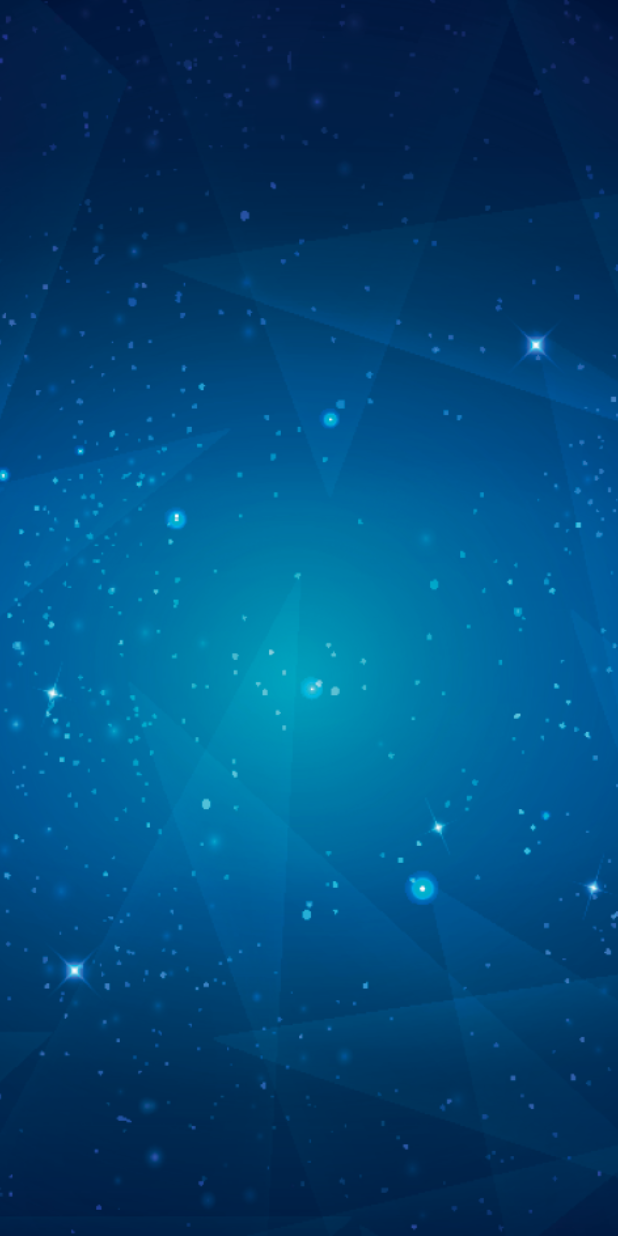
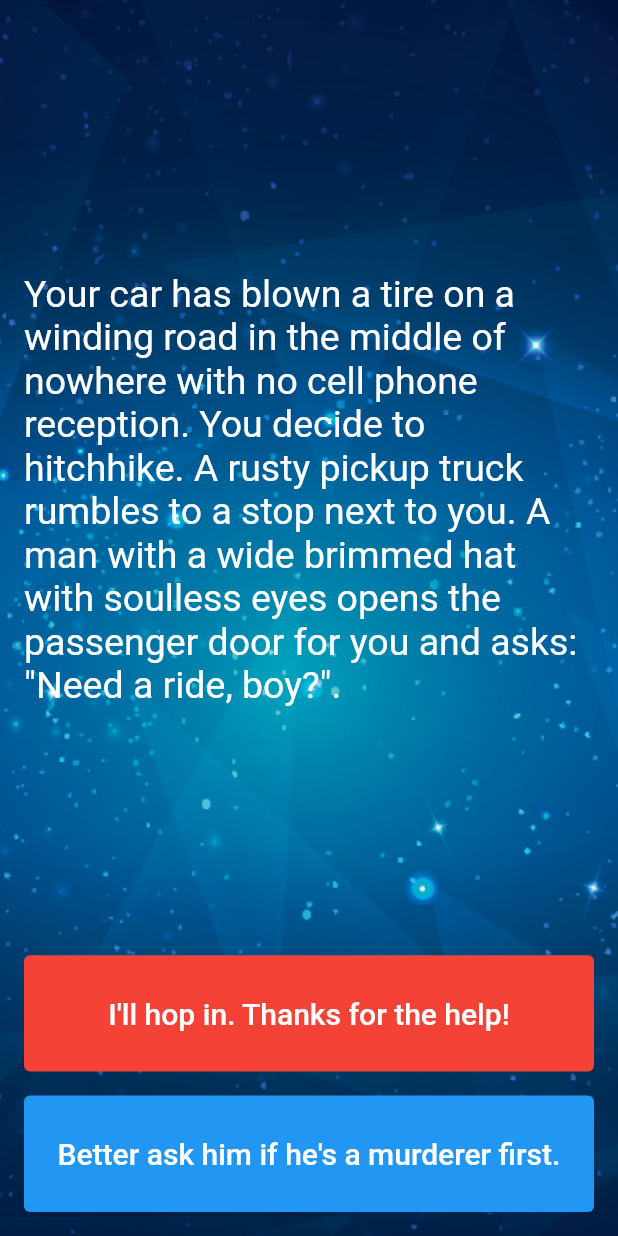
Before and after one commit to Anik7303/flutter-course, a Flutter app: the screen it shows after launch, on a phone screen of 412 x 824 dp. Run offline on Flutter 3.47's test engine with Material 2 defaults, Android fonts, the phone set to English and light mode, and no system bars.

Commit message:
finished project - destini

```diff
--- a/lib/main.dart
+++ b/lib/main.dart
@@ -1,4 +1,6 @@
 import 'package:flutter/material.dart';
+
+import 'story_brain.dart';
 
 void main() => runApp(DestiniApp());
 
@@ -20,11 +22,77 @@ class StoryPage extends StatefulWidget {
 }
 
 class _StoryPageState extends State<StoryPage> {
+  StoryBrain _storyBrain = StoryBrain();
+
+  Widget getChoiceButton({
+    String choice,
+    Color backgroundColor,
+    Function onPress,
+  }) {
+    return Expanded(
+      child: TextButton(
+        child: Text(
+          choice,
+          style: TextStyle(
+            fontSize: 20.0,
+            color: Colors.white,
+          ),
+        ),
+        onPressed: onPress,
+        style: ButtonStyle(
+          backgroundColor: MaterialStateProperty.all(backgroundColor),
+        ),
+      ),
+      flex: 1,
+    );
+  }
+
+  void onAnswer(int choice) {
+    setState(() {
+      _storyBrain.nextStory(choice);
+    });
+  }
+
   @override
   Widget build(BuildContext context) {
     return Container(
       child: SafeArea(
-        child: Container(),
+        child: Padding(
+          padding: const EdgeInsets.all(16.0),
+          child: Column(
+            children: [
+              Expanded(
+                child: Center(
+                  child: Text(
+                    _storyBrain.getStory(),
+                    style: TextStyle(fontSize: 25.0),
+                  ),
+                ),
+                flex: 8,
+              ),
+              getChoiceButton(
+                choice: _storyBrain.getChoice1(),
+                backgroundColor: Colors.red,
+                onPress: () {
+                  onAnswer(1);
+                },
+              ),
+              SizedBox(height: _storyBrain.shouldShowChoice2() ? 16.0 : 0.0),
+              Visibility(
+                child: getChoiceButton(
+                  choice: _storyBrain.getChoice2(),
+                  backgroundColor: Colors.blue,
+                  onPress: () {
+                    onAnswer(2);
+                  },
+                ),
+                visible: _storyBrain.shouldShowChoice2(),
+              )
+            ],
+            mainAxisAlignment: MainAxisAlignment.start,
+            crossAxisAlignment: CrossAxisAlignment.stretch,
+          ),
+        ),
       ),
       constraints: BoxConstraints.expand(),
       decoration: BoxDecoration(
--- /dev/null
+++ b/lib/story.dart
@@ -0,0 +1,7 @@
+class Story {
+  String story;
+  String choice1;
+  String choice2;
+
+  Story({this.story, this.choice1, this.choice2});
+}
--- /dev/null
+++ b/lib/story_brain.dart
@@ -0,0 +1,76 @@
+import 'story.dart';
+
+class StoryBrain {
+  int _currentStory = 0;
+
+  List<Story> _stories = [
+    Story(
+        story:
+            'Your car has blown a tire on a winding road in the middle of nowhere with no cell phone reception. You decide to hitchhike. A rusty pickup truck rumbles to a stop next to you. A man with a wide brimmed hat with soulless eyes opens the passenger door for you and asks: "Need a ride, boy?".',
+        choice1: 'I\'ll hop in. Thanks for the help!',
+        choice2: 'Better ask him if he\'s a murderer first.'),
+    Story(
+        story: 'He nods slowly, unphased by the question.',
+        choice1: 'At least he\'s honest. I\'ll climb in.',
+        choice2: 'Wait, I know how to change a tire.'),
+    Story(
+        story:
+            'As you begin to drive, the stranger starts talking about his relationship with his mother. He gets angrier and angrier by the minute. He asks you to open the glovebox. Inside you find a bloody knife, two severed fingers, and a cassette tape of Elton John. He reaches for the glove box.',
+        choice1: 'I love Elton John! Hand him the cassette tape.',
+        choice2: 'It\'s him or me! You take the knife and stab him.'),
+    Story(
+        story:
+            'What? Such a cop out! Did you know traffic accidents are the second leading cause of accidental death for most adult age groups?',
+        choice1: 'Restart',
+        choice2: ''),
+    Story(
+        story:
+            'As you smash through the guardrail and careen towards the jagged rocks below you reflect on the dubious wisdom of stabbing someone while they are driving a car you are in.',
+        choice1: 'Restart',
+        choice2: ''),
+    Story(
+        story:
+            'You bond with the murderer while crooning verses of "Can you feel the love tonight". He drops you off at the next town. Before you go he asks you if you know any good places to dump bodies. You reply: "Try the pier".',
+        choice1: 'Restart',
+        choice2: '')
+  ];
+
+  String getStory() {
+    return _stories[_currentStory].story;
+  }
+
+  String getChoice1() {
+    return _stories[_currentStory].choice1;
+  }
+
+  String getChoice2() {
+    return _stories[_currentStory].choice2;
+  }
+
+  void nextStory(int choiceNumber) {
+    switch (_currentStory) {
+      case 0:
+        _currentStory = choiceNumber == 1 ? 2 : 1;
+        break;
+      case 1:
+        _currentStory = choiceNumber == 1 ? 2 : 3;
+        break;
+      case 2:
+        _currentStory = choiceNumber == 1 ? 5 : 4;
+        break;
+      case 3:
+      case 4:
+      case 5:
+      default:
+        reset();
+    }
+  }
+
+  bool shouldShowChoice2() {
+    return _currentStory == 0 || _currentStory == 1 || _currentStory == 2;
+  }
+
+  void reset() {
+    _currentStory = 0;
+  }
+}
```
